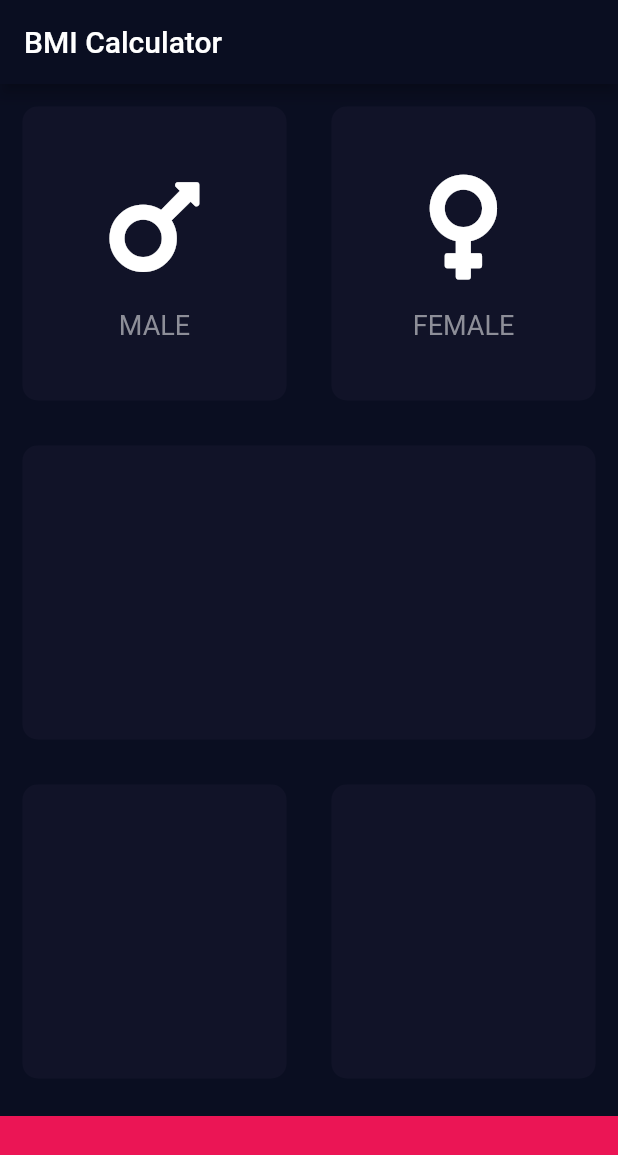
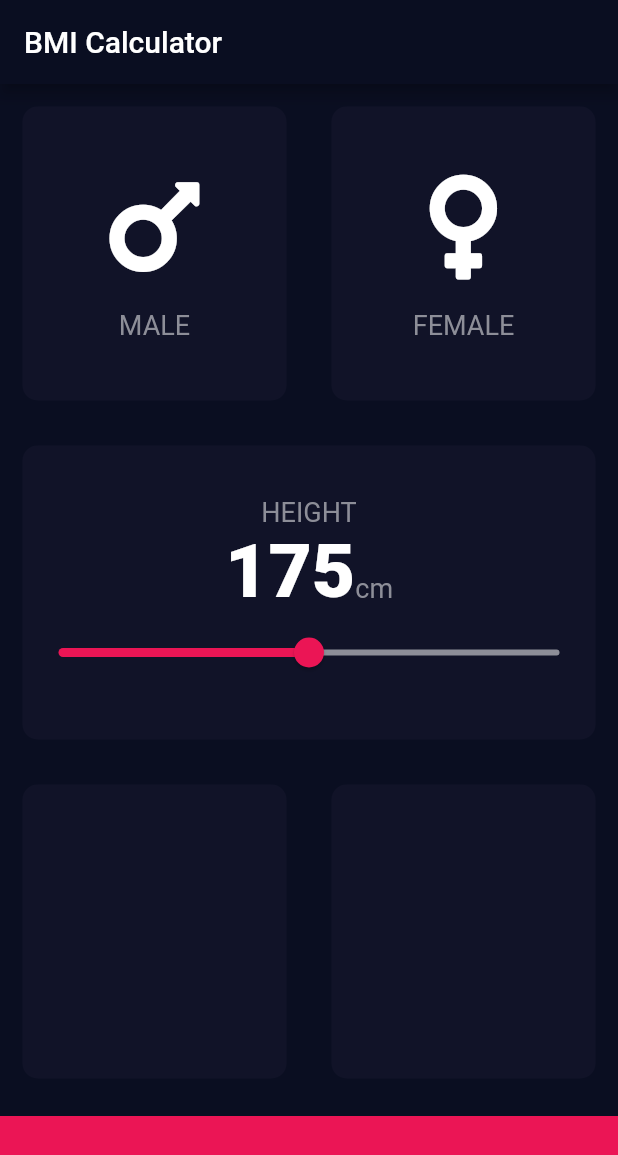
Before and after one commit to whoamins/BMI_calculator, a Flutter app: the screen it shows after launch, on a phone screen of 412 x 824 dp. Shown: the top 1155 px of the screen. Run offline on Flutter 3.47's test engine with Material 2 defaults, Android fonts, the phone set to English and light mode, and no system bars; our stand-ins replace font_awesome_flutter.

Commit message:
Add middle menu with slider

```diff
--- a/lib/screens/input_page.dart
+++ b/lib/screens/input_page.dart
@@ -1,13 +1,11 @@
+import 'package:flutter/cupertino.dart';
 import 'package:flutter/material.dart';
+import 'package:flutter/rendering.dart';
 import 'package:font_awesome_flutter/font_awesome_flutter.dart';
 import 'package:bmi_calculator/widgets/main_card.dart';
 import 'package:bmi_calculator/widgets/card_content.dart';
+import 'package:bmi_calculator/utils/constants.dart';
 
-
-const bottomContainerHeight = 80.0;
-const activeCardColor = Color(0xFF1D1E33);
-const inactiveCardColor = Color(0xFF111328);
-const bottomContainerColor = Color(0xFFEB1555);
 
 enum Gender {
   male,
@@ -22,7 +20,7 @@ class InputPage extends StatefulWidget {
 class _InputPageState extends State<InputPage> {
 
   Gender selectedGender;
-
+  int height = 175;
 
   @override
   Widget build(BuildContext context) {
@@ -31,51 +29,84 @@ class _InputPageState extends State<InputPage> {
           title: Text('BMI Calculator'),
         ),
         body: Column(
+          crossAxisAlignment: CrossAxisAlignment.stretch,
           children: <Widget>[
             Expanded(child: Row(
               children: <Widget>[
-                Expanded(child: GestureDetector(
-                  onTap: () {
+                Expanded(child: MainCard(
+                  onPress: (){
                     setState(() {
                       selectedGender = Gender.male;
                     });
                   },
-                  child: MainCard(
-                    color: selectedGender == Gender.male ? activeCardColor : inactiveCardColor,
+                  color: selectedGender == Gender.male ? kActiveCardColor : kInactiveCardColor,
                   cardChild: CardContent(
                     cardIcon: FontAwesomeIcons.mars,
                     cardSubtitle: 'MALE',
                   ),
-                  ),
                 )),
-                Expanded(child: GestureDetector(
-                  onTap: () {
+                Expanded(child: MainCard(
+                  onPress: () {
                     setState(() {
                       selectedGender = Gender.female;
                     });
                   },
-                  child: MainCard(
-                    color: selectedGender == Gender.female ? activeCardColor : inactiveCardColor,
+                  color: selectedGender == Gender.female ? kActiveCardColor : kInactiveCardColor,
                   cardChild: CardContent(
                     cardIcon: FontAwesomeIcons.venus,
                     cardSubtitle: 'FEMALE',
                   ),
-                  ),
                 ))
               ],
             )),
-            Expanded(child: MainCard(color: inactiveCardColor)),
+            Expanded(child: MainCard(
+                color: kInactiveCardColor,
+                cardChild: Column(
+                  mainAxisAlignment: MainAxisAlignment.center,
+                  children: <Widget>[
+                    Text('HEIGHT', style: kCardSubtitleStyle,
+                    ),
+                    Row(
+                      mainAxisAlignment: MainAxisAlignment.center,
+                      crossAxisAlignment: CrossAxisAlignment.baseline,
+                      textBaseline: TextBaseline.alphabetic,
+                      children: <Widget>[
+                        Text(
+                          height.toString(),
+                          style: kMiddleCardNumberStyle,
+                        ),
+                        Text(
+                          'cm',
+                          style: kCardSubtitleStyle,
+                        ),
+                      ],
+                    ),
+                    Slider(
+                      value: height.toDouble(),
+                      min: kSliderMinValue,
+                      max: kSliderMaxValue,
+                      activeColor: Color(0xFFEB1555),
+                      inactiveColor: Color(0xFF8D8E98),
+                      onChanged: (double newValue) {
+                        setState(() {
+                          height = newValue.round();
+                        });
+                      },
+                    ),
+                  ],
+                ),
+            )),
             Expanded(child: Row(
               children: <Widget>[
-                Expanded(child: MainCard(color: inactiveCardColor)),
-                Expanded(child: MainCard(color: inactiveCardColor))
+                Expanded(child: MainCard(color: kInactiveCardColor)),
+                Expanded(child: MainCard(color: kInactiveCardColor))
               ],
             )),
             Container(
-              color: bottomContainerColor,
+              color: kBottomContainerColor,
               margin: EdgeInsets.only(top: 10.0),
               width: double.infinity,
-              height: bottomContainerHeight,
+              height: kBottomContainerHeight,
             ),
           ],
         )
--- /dev/null
+++ b/lib/utils/constants.dart
@@ -0,0 +1,17 @@
+import 'package:flutter/material.dart';
+
+const kCardSubtitleStyle = TextStyle(
+    fontSize: 18.0,
+    color: Color(0xFF8D8E98));
+
+const kMiddleCardNumberStyle = TextStyle(
+  fontSize: 50.0,
+  fontWeight: FontWeight.w900);
+
+const kBottomContainerHeight = 80.0;
+const kActiveCardColor = Color(0xFF1D1E33);
+const kInactiveCardColor = Color(0xFF111328);
+const kBottomContainerColor = Color(0xFFEB1555);
+
+const double kSliderMinValue = 120.0;
+const double kSliderMaxValue = 230.0;
--- a/lib/widgets/card_content.dart
+++ b/lib/widgets/card_content.dart
@@ -1,8 +1,6 @@
 import 'package:flutter/material.dart';
+import 'package:bmi_calculator/utils/constants.dart';
 
-const cardSubtitleStyle = TextStyle(
-    fontSize: 18.0,
-    color: Color(0xFF8D8E98));
 
 class CardContent extends StatelessWidget {
   CardContent({@required this.cardIcon, @required this.cardSubtitle});
@@ -22,7 +20,7 @@ class CardContent extends StatelessWidget {
         SizedBox(
             height: 15.0
         ),
-        Text(cardSubtitle, style: cardSubtitleStyle),
+        Text(cardSubtitle, style: kCardSubtitleStyle),
       ],
     );
   }
--- a/lib/widgets/main_card.dart
+++ b/lib/widgets/main_card.dart
@@ -2,20 +2,24 @@ import 'package:flutter/material.dart';
 
 class MainCard extends StatelessWidget {
 
-  MainCard({@required this.color, this.cardChild});
+  MainCard({@required this.color, this.cardChild, this.onPress});
 
   final Color color;
   final Widget cardChild;
+  final Function onPress;
 
   @override
   Widget build(BuildContext context) {
-    return Container(
+    return GestureDetector(
+      onTap: onPress,
+      child: Container(
           child: cardChild,
           margin: EdgeInsets.all(15.0),
           decoration: BoxDecoration(
               color: color,
               borderRadius: BorderRadius.circular(10.0)
           )
+      ),
     );
   }
 }
```
Lines whose indentation alone changed are shown as unchanged.
